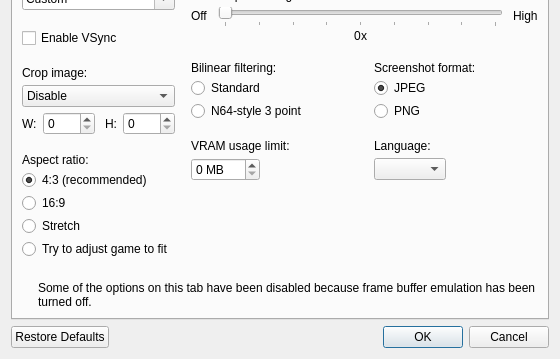
mupen64plus-ae/mupen64plus-ae, file app/src/main/jni/mupen64plus-video-gliden64/src/GLideNUI/configDialog.ui: the form before one commit; both pictures show x 0 to 560 and y 163 to 522 of the 560 by 522 pixel window.
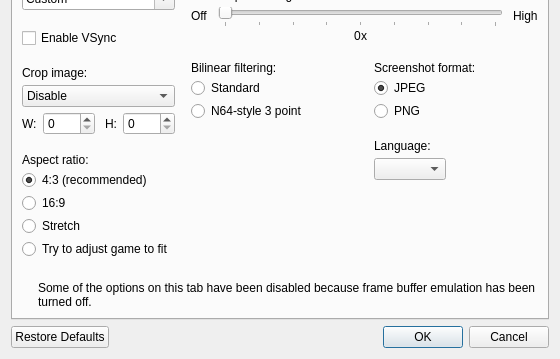
The form after the commit. Icons and pictures are not drawn.

Commit message: video-gliden64: Update to commit a5bf845.

```diff
--- a/app/src/main/jni/mupen64plus-video-gliden64/src/GLideNUI/configDialog.ui
+++ b/app/src/main/jni/mupen64plus-video-gliden64/src/GLideNUI/configDialog.ui
@@ -837,32 +837,6 @@
                   <property name="bottomMargin">
                    <number>0</number>
                   </property>
-                  <item>
-                   <widget class="QLabel" name="cacheSizeLabel">
-                    <property name="text">
-                     <string comment="video/cacheSizeLabel" extracomment="&quot;Video RAM usage limit&quot; in MB. &quot;MB&quot; is referenced in the control.">VRAM usage limit:</string>
-                    </property>
-                   </widget>
-                  </item>
-                  <item>
-                   <widget class="QSpinBox" name="cacheSizeSpinBox">
-                    <property name="sizePolicy">
-                     <sizepolicy hsizetype="Fixed" vsizetype="Fixed">
-                      <horstretch>0</horstretch>
-                      <verstretch>0</verstretch>
-                     </sizepolicy>
-                    </property>
-                    <property name="suffix">
-                     <string extracomment="Megabytes"> MB</string>
-                    </property>
-                    <property name="maximum">
-                     <number>999</number>
-                    </property>
-                    <property name="singleStep">
-                     <number>50</number>
-                    </property>
-                   </widget>
-                  </item>
                  </layout>
                 </widget>
                </item>
```
Left out of the diff: 5 changed lines with no effect on the pictures. The commit also changes 46 other files.
